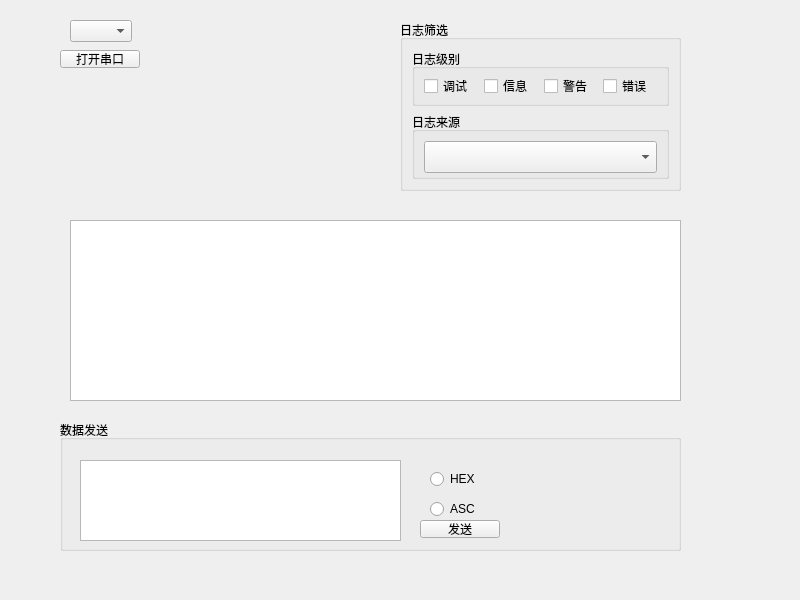
The window that widget.ui (XWChenPP/LogTool) describes before a commit, drawn with Qt 5.
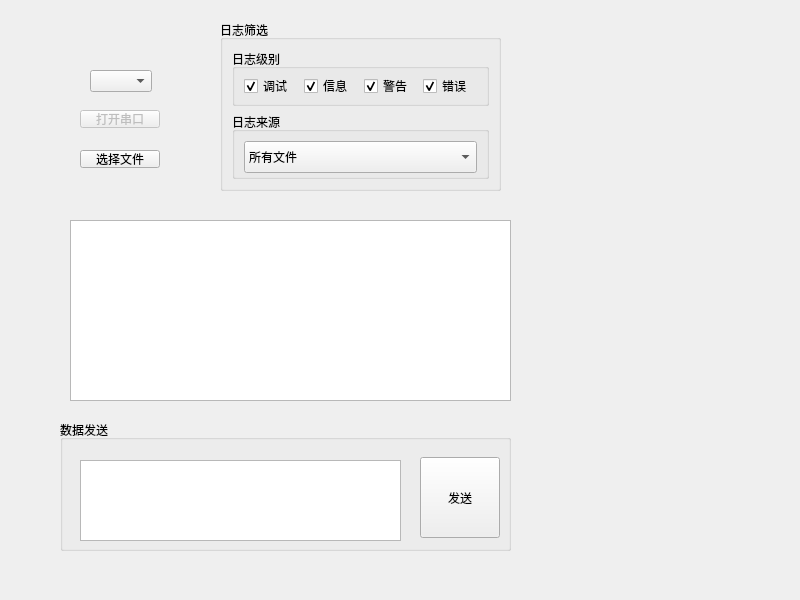
The same window after the commit.

What changed in the file:
```diff
--- a/widget.ui
+++ b/widget.ui
@@ -16,18 +16,21 @@
   <widget class="QComboBox" name="comboBoxComSelect">
    <property name="geometry">
     <rect>
-     <x>70</x>
-     <y>20</y>
+     <x>90</x>
+     <y>70</y>
      <width>62</width>
      <height>22</height>
     </rect>
    </property>
   </widget>
   <widget class="QPushButton" name="pushButtonSerialCtrl">
+   <property name="enabled">
+    <bool>false</bool>
+   </property>
    <property name="geometry">
     <rect>
-     <x>60</x>
-     <y>50</y>
+     <x>80</x>
+     <y>110</y>
      <width>80</width>
      <height>18</height>
     </rect>
@@ -41,15 +44,23 @@
     <rect>
      <x>70</x>
      <y>220</y>
-     <width>611</width>
+     <width>441</width>
      <height>181</height>
     </rect>
    </property>
+   <property name="html">
+    <string>&lt;!DOCTYPE HTML PUBLIC &quot;-//W3C//DTD HTML 4.0//EN&quot; &quot;http://www.w3.org/TR/REC-html40/strict.dtd&quot;&gt;
+&lt;html&gt;&lt;head&gt;&lt;meta name=&quot;qrichtext&quot; content=&quot;1&quot; /&gt;&lt;meta charset=&quot;utf-8&quot; /&gt;&lt;style type=&quot;text/css&quot;&gt;
+p, li { white-space: pre-wrap; }
+hr { height: 1px; border-width: 0; }
+&lt;/style&gt;&lt;/head&gt;&lt;body style=&quot; font-family:'Microsoft YaHei UI'; font-size:9pt; font-weight:400; font-style:normal;&quot;&gt;
+&lt;p style=&quot;-qt-paragraph-type:empty; margin-top:0px; margin-bottom:0px; margin-left:0px; margin-right:0px; -qt-block-indent:0; text-indent:0px;&quot;&gt;&lt;br /&gt;&lt;/p&gt;&lt;/body&gt;&lt;/html&gt;</string>
+   </property>
   </widget>
   <widget class="QGroupBox" name="groupBoxLogFilter">
    <property name="geometry">
     <rect>
-     <x>400</x>
+     <x>220</x>
      <y>20</y>
      <width>281</width>
      <height>171</height>
@@ -76,6 +87,9 @@
          <property name="text">
           <string>调试</string>
          </property>
+         <property name="checked">
+          <bool>true</bool>
+         </property>
         </widget>
        </item>
        <item>
@@ -89,6 +103,9 @@
          <property name="text">
           <string>信息</string>
          </property>
+         <property name="checked">
+          <bool>true</bool>
+         </property>
         </widget>
        </item>
        <item>
@@ -102,6 +119,9 @@
          <property name="text">
           <string>警告</string>
          </property>
+         <property name="checked">
+          <bool>true</bool>
+         </property>
         </widget>
        </item>
        <item>
@@ -115,6 +135,9 @@
          <property name="text">
           <string>错误</string>
          </property>
+         <property name="checked">
+          <bool>true</bool>
+         </property>
         </widget>
        </item>
       </layout>
@@ -134,6 +157,11 @@
            <height>32</height>
           </size>
          </property>
+         <item>
+          <property name="text">
+           <string>所有文件</string>
+          </property>
+         </item>
         </widget>
        </item>
       </layout>
@@ -146,7 +174,7 @@
     <rect>
      <x>60</x>
      <y>420</y>
-     <width>621</width>
+     <width>451</width>
      <height>131</height>
     </rect>
    </property>
@@ -163,39 +191,13 @@
      </rect>
     </property>
    </widget>
-   <widget class="QRadioButton" name="radioButtonHex">
-    <property name="geometry">
-     <rect>
-      <x>370</x>
-      <y>50</y>
-      <width>73</width>
-      <height>18</height>
-     </rect>
-    </property>
-    <property name="text">
-     <string>HEX</string>
-    </property>
-   </widget>
-   <widget class="QRadioButton" name="radioButtonAsc">
-    <property name="geometry">
-     <rect>
-      <x>370</x>
-      <y>80</y>
-      <width>73</width>
-      <height>18</height>
-     </rect>
-    </property>
-    <property name="text">
-     <string>ASC</string>
-    </property>
-   </widget>
    <widget class="QPushButton" name="pushButtonDataSend">
     <property name="geometry">
      <rect>
       <x>360</x>
-      <y>100</y>
+      <y>37</y>
       <width>80</width>
-      <height>18</height>
+      <height>81</height>
      </rect>
     </property>
     <property name="text">
@@ -203,6 +205,19 @@
     </property>
    </widget>
   </widget>
+  <widget class="QPushButton" name="pushButtonFileSelect">
+   <property name="geometry">
+    <rect>
+     <x>80</x>
+     <y>150</y>
+     <width>80</width>
+     <height>18</height>
+    </rect>
+   </property>
+   <property name="text">
+    <string>选择文件</string>
+   </property>
+  </widget>
  </widget>
  <resources/>
  <connections/>
```
Left out of the diff: 10 changed lines with no effect on the pictures.
